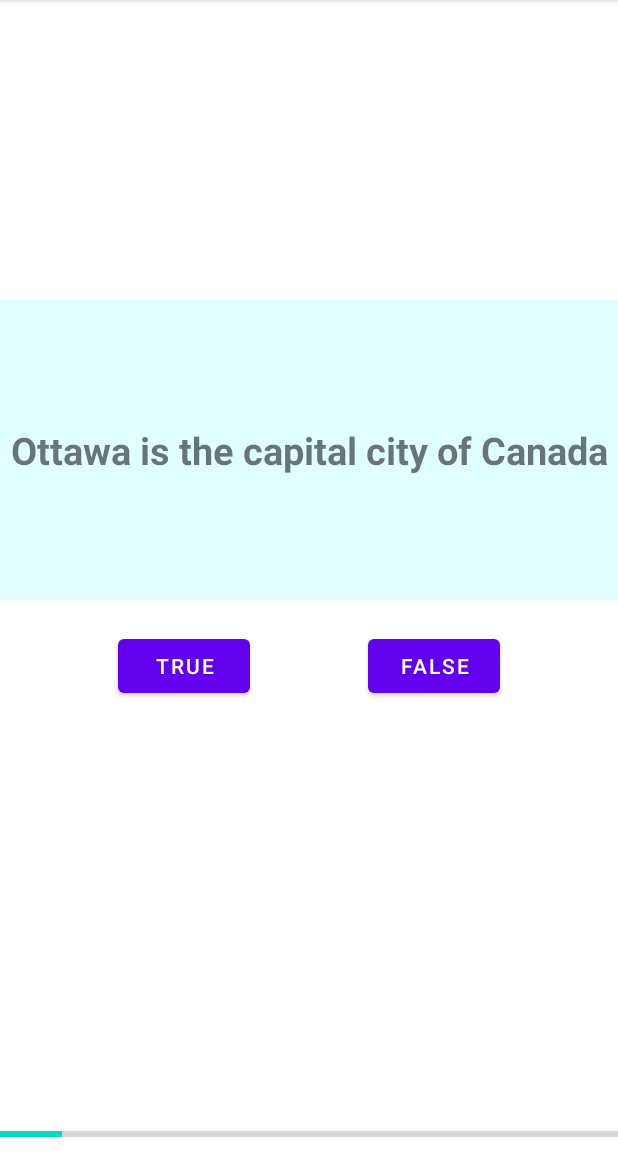
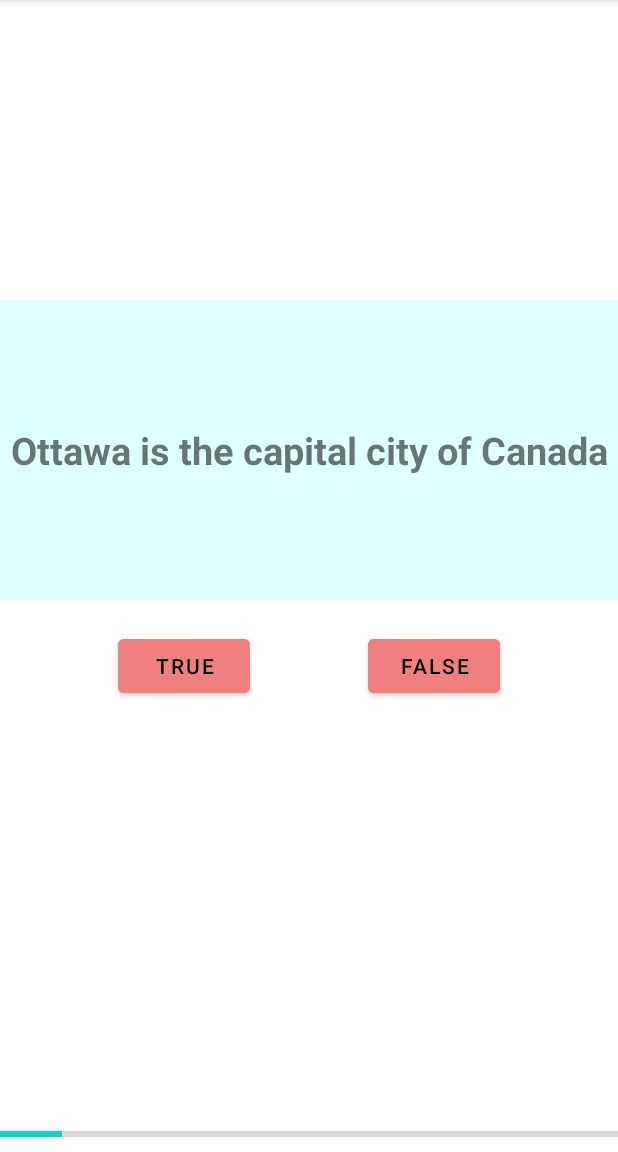
Before and after one commit to bindu-sharma/Quiz_App, an Android app: the screen it shows after launch (MainActivity), after a tap on "TRUE", on a phone screen of 412 x 824 dp, the part 84-1236 px from its top. Run offline under Robolectric (Android 15) with nearby library versions, the phone set to English and light mode, and no system bars.

```diff
--- a/app/src/main/java/my/first/quiz_app/MainActivity.java
+++ b/app/src/main/java/my/first/quiz_app/MainActivity.java
@@ -2,8 +2,6 @@ package my.first.quiz_app;
 
 import androidx.appcompat.app.AlertDialog;
 import androidx.appcompat.app.AppCompatActivity;
-
-import android.content.DialogInterface;
 import android.os.Bundle;
 import android.view.Menu;
 import android.view.MenuInflater;
@@ -11,19 +9,10 @@ import android.view.MenuItem;
 import android.view.View;
 import android.widget.Button;
 import android.widget.ProgressBar;
-import android.widget.TextView;
 import android.widget.Toast;
-
 import androidx.annotation.NonNull;
-import androidx.annotation.Nullable;
-import androidx.fragment.app.Fragment;
 import androidx.fragment.app.FragmentManager;
-
-import java.text.SimpleDateFormat;
-import java.util.Calendar;
 import java.util.Collections;
-import java.util.Date;
-import java.util.Locale;
 
 public class MainActivity extends AppCompatActivity {
     QuestionBank obj = new QuestionBank();
@@ -122,7 +111,6 @@ public class MainActivity extends AppCompatActivity {
         if (index < obj.questionList.size()-1) {
             if(trueButton.isPressed()){
                 tag = true;
-                System.out.println(tag);
             }
             else{
                 tag = false;
--- a/app/src/main/res/layout/activity_main.xml
+++ b/app/src/main/res/layout/activity_main.xml
@@ -27,6 +27,8 @@
         android:layout_height="wrap_content"
         android:layout_marginTop="20sp"
         android:text="@string/trueString"
+        android:backgroundTint="@color/LightCoral"
+        android:textColor="@color/black"
         android:onClick="ButtonClicked"
         app:layout_constraintStart_toStartOf="parent"
         app:layout_constraintEnd_toStartOf="@+id/false_button"
@@ -34,6 +36,8 @@
 
     <Button android:id="@+id/false_button"
         android:tag="false"
+        android:textColor="@color/black"
+        android:backgroundTint="@color/LightCoral"
         android:onClick="ButtonClicked"
         android:layout_width="wrap_content"
         android:layout_marginTop="20sp"
@@ -54,5 +58,5 @@
         app:layout_constraintBottom_toBottomOf="parent"
         app:layout_constraintEnd_toEndOf="parent"
         app:layout_constraintHorizontal_bias="0.0"
-        app:layout_constraintStart_toStartOf="parent" /><!--// 50 default progress value-->
+        app:layout_constraintStart_toStartOf="parent" />
 </androidx.constraintlayout.widget.ConstraintLayout>
```
